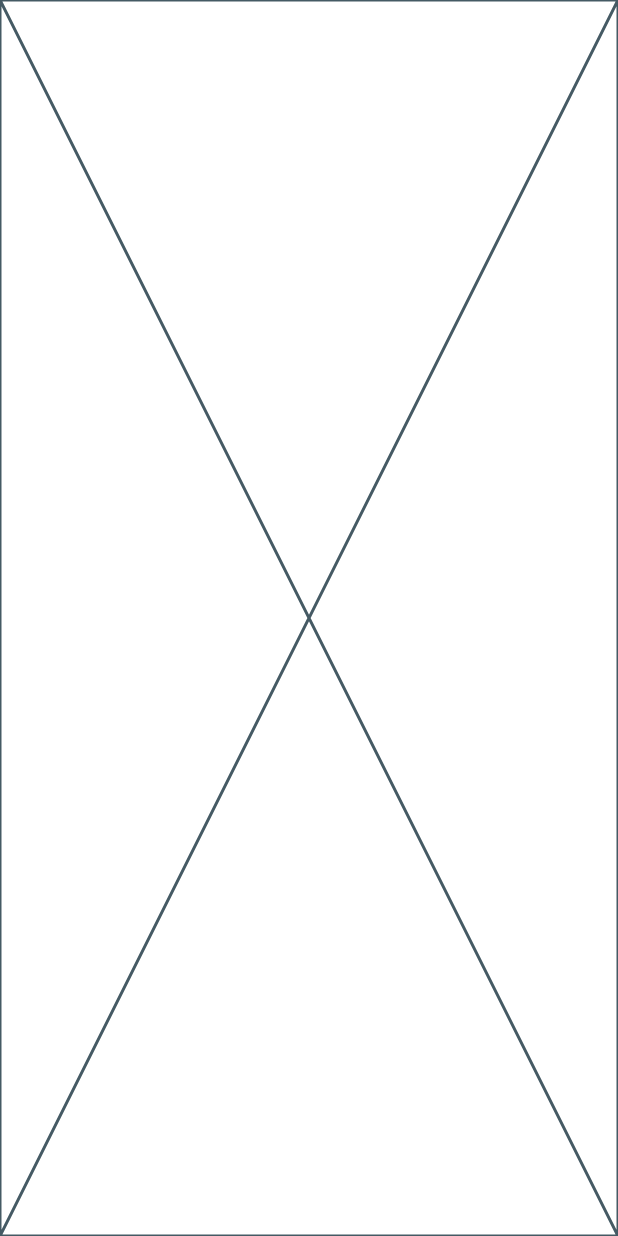
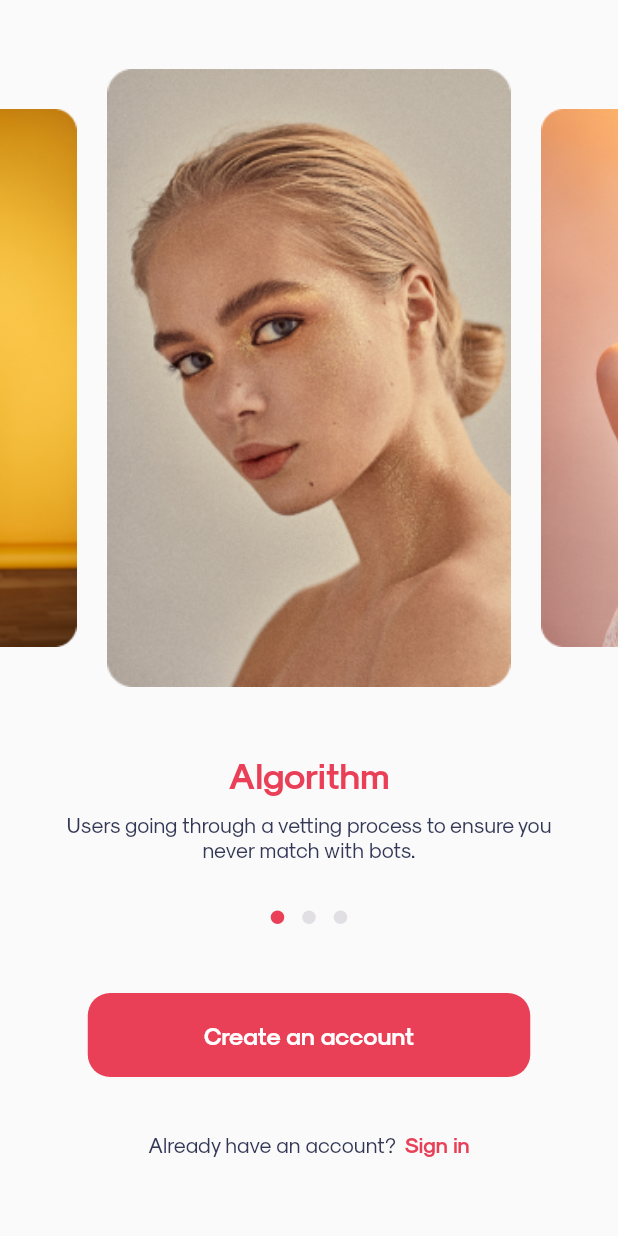
Before and after one commit to skieabad/dating_app, a Flutter app: the screen it shows after launch, on a phone screen of 412 x 824 dp. Run offline on Flutter 3.47's test engine with Material 2 defaults, Android fonts, the phone set to English and light mode, and no system bars; drawn by our look-alikes of carousel_slider, dots_indicator.

Commit message:
update onboarding view UI

```diff
--- a/lib/core/views/onboarding_view.dart
+++ b/lib/core/views/onboarding_view.dart
@@ -1,10 +1,116 @@
+import 'package:carousel_slider/carousel_slider.dart';
+import 'package:dating_app/core/models/onboarding_model.dart';
+import 'package:dating_app/core/themes/app_colors.dart';
+import 'package:dating_app/core/widgets/custom_button.dart';
+import 'package:dots_indicator/dots_indicator.dart';
 import 'package:flutter/material.dart';
 
-class OnBoardingView extends StatelessWidget {
+class OnBoardingView extends StatefulWidget {
   const OnBoardingView({super.key});
 
   @override
+  State<OnBoardingView> createState() => _OnBoardingViewState();
+}
+
+class _OnBoardingViewState extends State<OnBoardingView> {
+  late int currentIndex = 0;
+
+  @override
   Widget build(BuildContext context) {
-    return const Placeholder();
+    return Scaffold(
+      body: SafeArea(
+        child: Column(
+          mainAxisAlignment: MainAxisAlignment.center,
+          children: [
+            CarouselSlider.builder(
+              options: CarouselOptions(
+                height: MediaQuery.of(context).size.height * 0.5,
+                viewportFraction: 0.66,
+                animateToClosest: true,
+                autoPlay: false,
+                initialPage: 0,
+                reverse: false,
+                enlargeCenterPage: true,
+                onPageChanged: (index, reason) {
+                  setState(() {
+                    currentIndex = index;
+                  });
+                },
+              ),
+              itemCount: onBoardingItems.length,
+              itemBuilder: (context, index, realIndex) {
+                return Image.asset(
+                  onBoardingItems[index].imagePath,
+                  fit: BoxFit.cover,
+                );
+              },
+            ),
+            const SizedBox(height: 44.0),
+            Text(
+              onBoardingItems[currentIndex].title,
+              style: const TextStyle(
+                color: AppColors.primaryColor,
+                fontSize: 24.0,
+                fontWeight: FontWeight.w700,
+              ),
+            ),
+            const SizedBox(height: 10.0),
+            Padding(
+              padding: const EdgeInsets.symmetric(horizontal: 40.0),
+              child: Text(
+                onBoardingItems[currentIndex].description,
+                textAlign: TextAlign.center,
+                style: const TextStyle(
+                  color: AppColors.secondaryColor,
+                  fontSize: 14.0,
+                  fontWeight: FontWeight.w400,
+                ),
+              ),
+            ),
+            const SizedBox(height: 26.0),
+            DotsIndicator(
+              dotsCount: onBoardingItems.length,
+              position: currentIndex.toDouble(),
+              decorator: const DotsDecorator(
+                color: AppColors.borderColor, // Inactive color
+                activeColor: AppColors.primaryColor,
+              ),
+            ),
+            const SizedBox(height: 40.0),
+            CustomButton(
+              backgroundColor: AppColors.primaryColor,
+              text: 'Create an account',
+              textColor: Colors.white,
+              onPressed: () {},
+            ),
+            const SizedBox(height: 30.0),
+            const Padding(
+              padding: EdgeInsets.symmetric(horizontal: 40.0),
+              child: Row(
+                mainAxisAlignment: MainAxisAlignment.center,
+                children: [
+                  Text(
+                    'Already have an account?',
+                    style: TextStyle(
+                      color: AppColors.secondaryColor,
+                      fontWeight: FontWeight.w400,
+                    ),
+                  ),
+                  SizedBox(width: 6.0),
+                  Text(
+                    'Sign in',
+                    style: TextStyle(
+                      color: AppColors.primaryColor,
+                      fontWeight: FontWeight.w700,
+                    ),
+                  ),
+                  SizedBox(height: 30.0),
+                ],
+              ),
+            ),
+          ],
+        ),
+      ),
+    );
   }
 }
```
